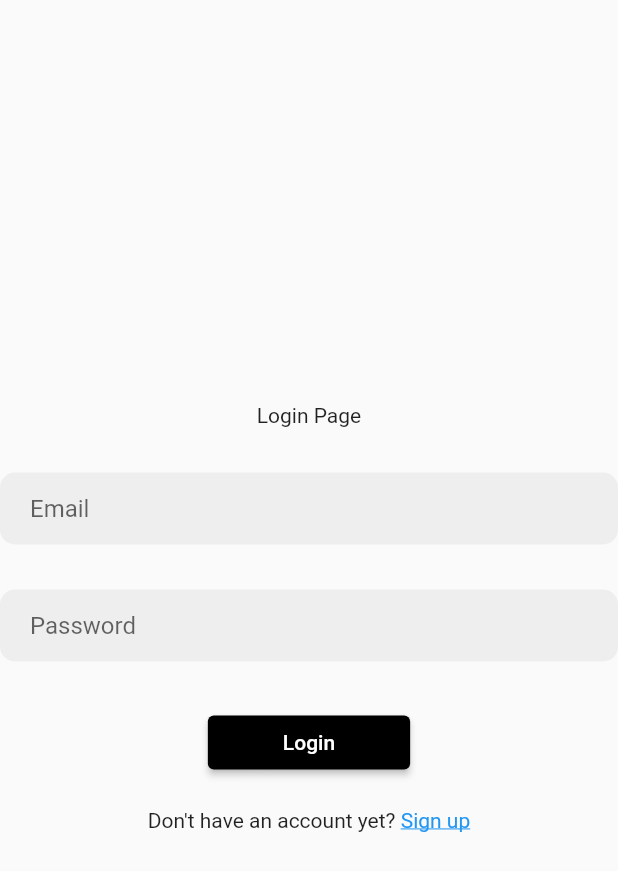
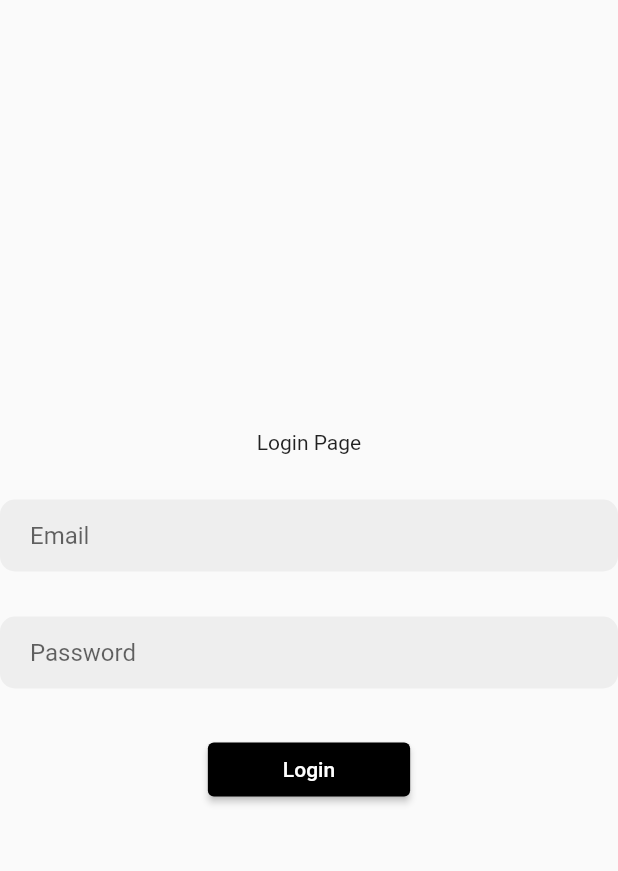
Before and after one commit to loctan321/fa23_osip, a Flutter app: the screen it shows after launch, on a phone screen of 412 x 824 dp. Shown: the top 871 px of the screen. Run offline on Flutter 3.47's test engine with Material 2 defaults, Android fonts, the phone set to English and light mode, and no system bars.

Commit message:
Revert "modified login screen and add register screen"
This reverts commit f8b4c0fb698d069ecfdfc9a18a9e0b3732935311.

```diff
--- a/lib/screens/login_screen.dart
+++ b/lib/screens/login_screen.dart
@@ -1,5 +1,4 @@
 import 'package:flutter/material.dart';
-import 'package:optimizing_stock_investment_portfolio/screens/register_screen.dart';
 import 'package:optimizing_stock_investment_portfolio/screens/widgets/input_widget.dart';
 
 class LoginScreen extends StatefulWidget {
@@ -10,68 +9,44 @@ class LoginScreen extends StatefulWidget {
 }
 
 class _LoginScreenState extends State<LoginScreen> {
+
   final TextEditingController _emailController = TextEditingController();
 
   final TextEditingController _passwordController = TextEditingController();
 
+
   @override
   Widget build(BuildContext context) {
-    return Scaffold(
+    return  Scaffold(
      body: Center(
-        child: Column(mainAxisAlignment: MainAxisAlignment.center, children: [
+      child: Column(
+        mainAxisAlignment: MainAxisAlignment.center,
+        children: [
+
         const Text('Login Page'),
-          const SizedBox(
-            height: 30,
-          ),
+        const SizedBox(height: 30,),
         InputWidget(
         hintText: 'Email',
         obscureTex: false,
         controller: _emailController,
-            obscureText: false,
       ),
-          const SizedBox(
-            height: 30,
-          ),
+       const SizedBox(height: 30,),
         InputWidget(
           hintText: 'Password',
           obscureTex: true,
           controller: _passwordController,
-            obscureText: true,
+
+
         ),
-          const SizedBox(
-            height: 30,
-          ),
+        const SizedBox(height: 30,),
         ElevatedButton(
-            onPressed: () {},
+          onPressed: (){},
            child: const Text('Login'),
            style: ElevatedButton.styleFrom(
             backgroundColor: Colors.black,
-                padding: const EdgeInsets.symmetric(horizontal: 50)),
-          ),
-          const SizedBox(
-            height: 20,
-          ),
-          Row(
-            mainAxisAlignment: MainAxisAlignment.center,
-            children: [
-              const Text("Don't have an account yet? "),
-              GestureDetector(
-                onTap: () {
-                  Navigator.push(
-                    context,
-                    MaterialPageRoute(builder: (context) => RegisterScreen()),
-                  );
-                },
-                child: const Text(
-                  'Sign up',
-                  style: TextStyle(
-                    decoration: TextDecoration.underline,
-                    color: Colors.blue,
-                  ),
-                ),
-              ),
-            ],
-          ),
+            padding: const EdgeInsets.symmetric(horizontal: 50)
+           ),)
+
       ]),
      ),
     );
--- a/lib/screens/widgets/input_widget.dart
+++ b/lib/screens/widgets/input_widget.dart
@@ -1,16 +1,12 @@
 import 'package:flutter/material.dart';
 
 class InputWidget extends StatelessWidget {
-  const InputWidget(
-      {super.key,
-      required this.hintText,
-      required this.controller,
-      required this.obscureTex,
-      required bool obscureText});
+  const InputWidget({super.key, required this.hintText, required this.controller, required this.obscureTex});
 
   final String hintText;
   final TextEditingController controller;
   final bool obscureTex;
+
 
   @override
   Widget build(BuildContext context) {
@@ -19,6 +15,7 @@ class InputWidget extends StatelessWidget {
           decoration: BoxDecoration(
             color: Colors.grey[200],
             borderRadius: BorderRadius.circular(10),
+
           ),
           child: TextField(
             obscureText: obscureTex,
@@ -26,7 +23,8 @@ class InputWidget extends StatelessWidget {
             decoration: InputDecoration(
               border: InputBorder.none,
               hintText: hintText,
-          contentPadding: const EdgeInsets.symmetric(horizontal: 20),
+              contentPadding:  const EdgeInsets.symmetric(horizontal: 20),
+
             ),
           ),
         );
```
Also changed, not shown: lib/screens/register_screen.dart (deleted, +0 -83 lines). Lines whose indentation alone changed are shown as unchanged.
